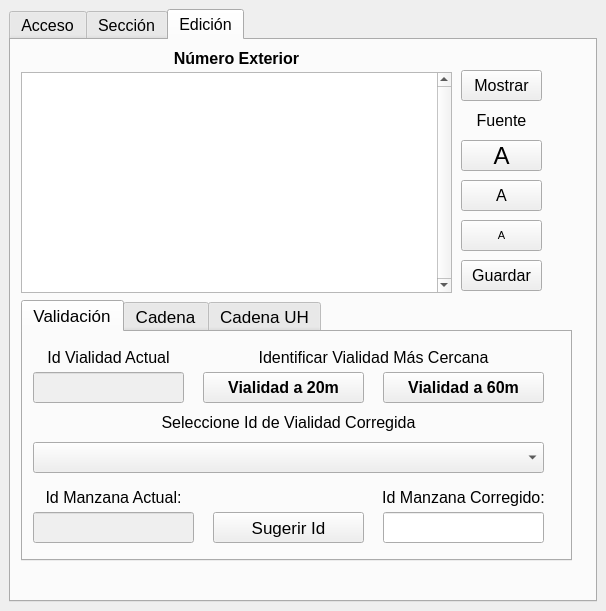
DAGGDesarrollo/repo_dce, file numeros_exteriores_dockwidget_base.ui: the form before one commit.
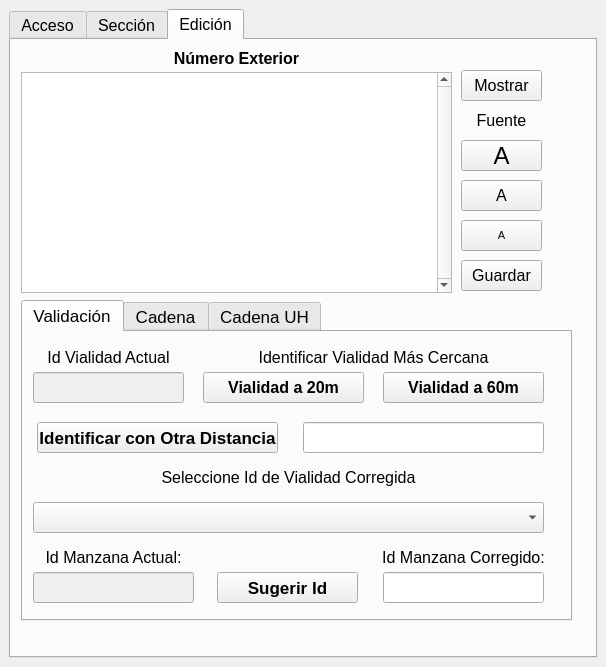
The form after the commit. The open tabs and pages were chosen to show the change.

Commit message: Se modifica la posición de la etiqueta del combo "Selecione Muicipio o Alcaldia". Se modifica el orden de la pestaña "Validación" para incluir un botón que permite al usuario buscar por distancia y un campo para que la ingrese.

```diff
--- a/numeros_exteriores_dockwidget_base.ui
+++ b/numeros_exteriores_dockwidget_base.ui
@@ -7,7 +7,7 @@
     <x>0</x>
     <y>0</y>
     <width>606</width>
-    <height>611</height>
+    <height>667</height>
    </rect>
   </property>
   <property name="sizePolicy">
@@ -650,7 +650,7 @@
           <x>10</x>
           <y>260</y>
           <width>551</width>
-          <height>261</height>
+          <height>321</height>
          </rect>
         </property>
         <property name="font">
@@ -749,7 +749,7 @@
           <property name="geometry">
            <rect>
             <x>10</x>
-            <y>110</y>
+            <y>170</y>
             <width>511</width>
             <height>31</height>
            </rect>
@@ -773,9 +773,9 @@
           <property name="geometry">
            <rect>
             <x>10</x>
-            <y>70</y>
+            <y>120</y>
             <width>511</width>
-            <height>41</height>
+            <height>51</height>
            </rect>
           </property>
           <property name="sizePolicy">
@@ -887,7 +887,7 @@
           <property name="geometry">
            <rect>
             <x>360</x>
-            <y>150</y>
+            <y>210</y>
             <width>161</width>
             <height>31</height>
            </rect>
@@ -917,7 +917,7 @@
           <property name="geometry">
            <rect>
             <x>360</x>
-            <y>180</y>
+            <y>240</y>
             <width>161</width>
             <height>31</height>
            </rect>
@@ -938,7 +938,7 @@
           <property name="geometry">
            <rect>
             <x>10</x>
-            <y>150</y>
+            <y>210</y>
             <width>161</width>
             <height>31</height>
            </rect>
@@ -971,7 +971,7 @@
           <property name="geometry">
            <rect>
             <x>10</x>
-            <y>180</y>
+            <y>240</y>
             <width>161</width>
             <height>31</height>
            </rect>
@@ -988,12 +988,51 @@
            <string/>
           </property>
          </widget>
+         <widget class="QLineEdit" name="distUsuario">
+          <property name="geometry">
+           <rect>
+            <x>280</x>
+            <y>90</y>
+            <width>241</width>
+            <height>31</height>
+           </rect>
+          </property>
+          <property name="font">
+           <font>
+            <family>Arial</family>
+            <pointsize>13</pointsize>
+            <weight>75</weight>
+            <bold>true</bold>
+           </font>
+          </property>
+         </widget>
+         <widget class="QPushButton" name="btndistUsuario">
+          <property name="geometry">
+           <rect>
+            <x>14</x>
+            <y>90</y>
+            <width>241</width>
+            <height>31</height>
+           </rect>
+          </property>
+          <property name="font">
+           <font>
+            <family>Arial</family>
+            <pointsize>13</pointsize>
+            <weight>75</weight>
+            <bold>true</bold>
+           </font>
+          </property>
+          <property name="text">
+           <string>Identificar con Otra Distancia</string>
+          </property>
+         </widget>
          <widget class="QPushButton" name="btnSugerir">
           <property name="geometry">
            <rect>
-            <x>190</x>
-            <y>180</y>
-            <width>151</width>
+            <x>194</x>
+            <y>240</y>
+            <width>141</width>
             <height>31</height>
            </rect>
           </property>
@@ -1001,8 +1040,8 @@
            <font>
             <family>Arial</family>
             <pointsize>13</pointsize>
-            <weight>50</weight>
-            <bold>false</bold>
+            <weight>75</weight>
+            <bold>true</bold>
            </font>
           </property>
           <property name="text">
```
Left out of the diff: 8 changed lines with no effect on the pictures.
